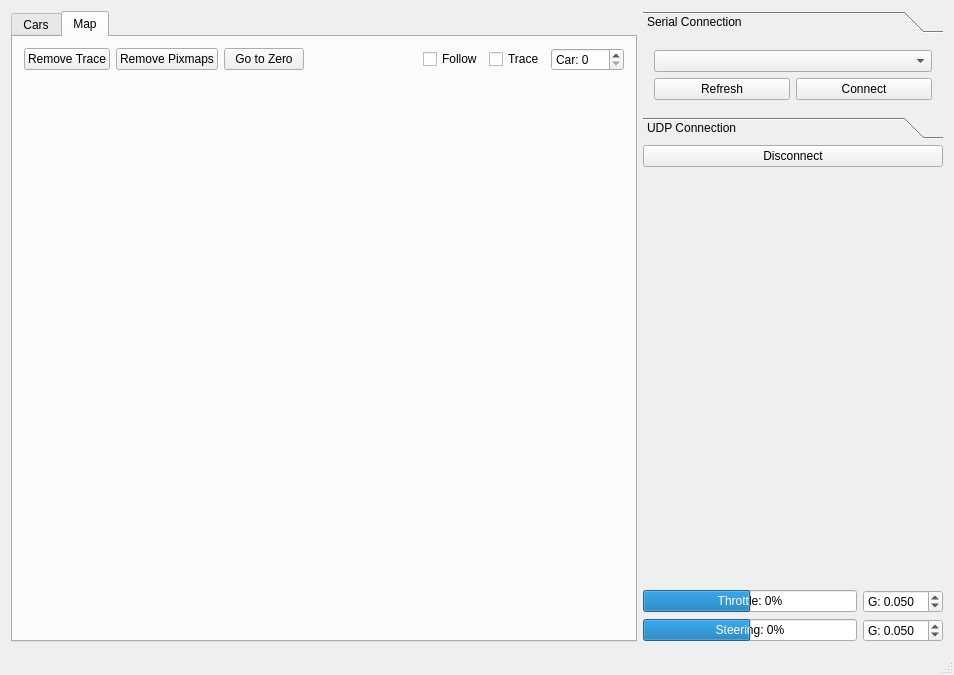
Before: the Qt Designer form Linux/RC_Car_Tool/mainwindow.ui in vedderb/rise_sdvp, drawn with Qt 5.
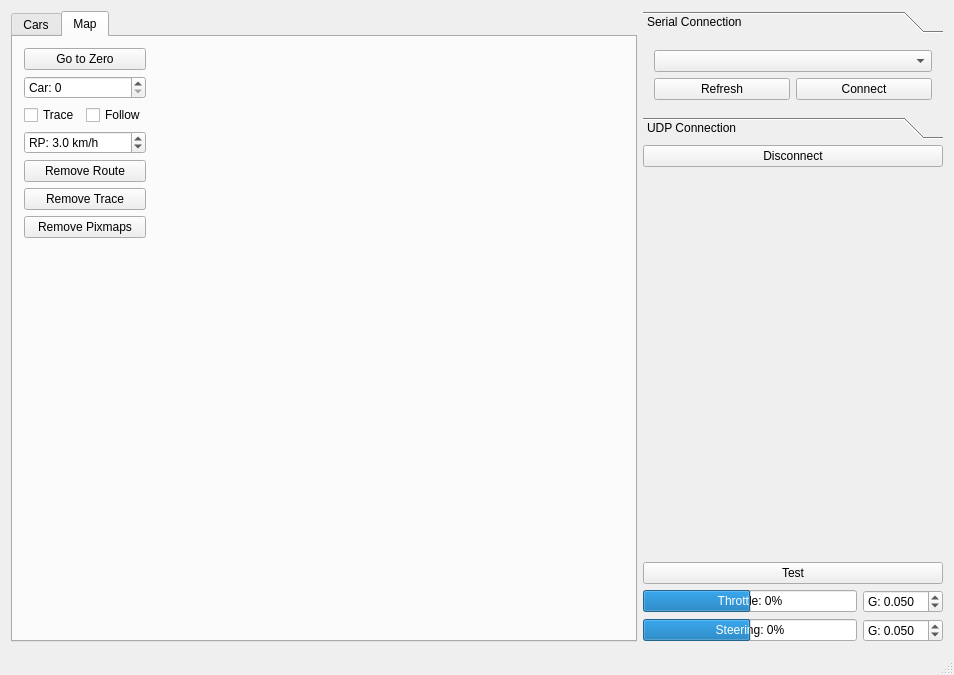
After: the same form once the commit is applied. The open tabs and pages were chosen to show the change. Custom widgets are drawn as their Qt base class.

What changed in the file:
```diff
--- a/Linux/RC_Car_Tool/mainwindow.ui
+++ b/Linux/RC_Car_Tool/mainwindow.ui
@@ -69,9 +69,70 @@
        <attribute name="title">
         <string>Map</string>
        </attribute>
-       <layout class="QVBoxLayout" name="verticalLayout_2">
+       <layout class="QHBoxLayout" name="horizontalLayout_4">
         <item>
-         <layout class="QHBoxLayout" name="horizontalLayout_2">
+         <layout class="QVBoxLayout" name="verticalLayout_2">
+          <item>
+           <widget class="QPushButton" name="mapZeroButton">
+            <property name="text">
+             <string>Go to Zero</string>
+            </property>
+           </widget>
+          </item>
+          <item>
+           <widget class="QSpinBox" name="mapCarBox">
+            <property name="prefix">
+             <string>Car: </string>
+            </property>
+            <property name="maximum">
+             <number>255</number>
+            </property>
+           </widget>
+          </item>
+          <item>
+           <layout class="QHBoxLayout" name="horizontalLayout_2">
+            <item>
+             <widget class="QCheckBox" name="mapTraceBox">
+              <property name="text">
+               <string>Trace</string>
+              </property>
+             </widget>
+            </item>
+            <item>
+             <widget class="QCheckBox" name="mapFollowBox">
+              <property name="text">
+               <string>Follow</string>
+              </property>
+             </widget>
+            </item>
+           </layout>
+          </item>
+          <item>
+           <widget class="QDoubleSpinBox" name="mapRouteSpeedBox">
+            <property name="prefix">
+             <string>RP: </string>
+            </property>
+            <property name="suffix">
+             <string> km/h</string>
+            </property>
+            <property name="decimals">
+             <number>1</number>
+            </property>
+            <property name="maximum">
+             <double>120.000000000000000</double>
+            </property>
+            <property name="value">
+             <double>3.000000000000000</double>
+            </property>
+           </widget>
+          </item>
+          <item>
+           <widget class="QPushButton" name="mapRemoveRouteButton">
+            <property name="text">
+             <string>Remove Route</string>
+            </property>
+           </widget>
+          </item>
           <item>
            <widget class="QPushButton" name="mapRemoveTraceButton">
             <property name="text">
@@ -87,55 +148,24 @@
            </widget>
           </item>
           <item>
-           <widget class="QPushButton" name="mapZeroButton">
-            <property name="text">
-             <string>Go to Zero</string>
-            </property>
-           </widget>
-          </item>
-          <item>
-           <spacer name="horizontalSpacer">
+           <spacer name="verticalSpacer_2">
             <property name="orientation">
-             <enum>Qt::Horizontal</enum>
+             <enum>Qt::Vertical</enum>
             </property>
             <property name="sizeHint" stdset="0">
              <size>
-              <width>40</width>
-              <height>20</height>
+              <width>20</width>
+              <height>40</height>
              </size>
             </property>
            </spacer>
           </item>
-          <item>
-           <widget class="QCheckBox" name="mapFollowBox">
-            <property name="text">
-             <string>Follow</string>
-            </property>
-           </widget>
-          </item>
-          <item>
-           <widget class="QCheckBox" name="mapTraceBox">
-            <property name="text">
-             <string>Trace</string>
-            </property>
-           </widget>
-          </item>
-          <item>
-           <widget class="QSpinBox" name="mapCarBox">
-            <property name="prefix">
-             <string>Car: </string>
-            </property>
-            <property name="maximum">
-             <number>255</number>
-            </property>
-           </widget>
-          </item>
          </layout>
         </item>
         <item>
          <widget class="MapWidget" name="mapWidget" native="true">
           <property name="sizePolicy">
-           <sizepolicy hsizetype="Preferred" vsizetype="MinimumExpanding">
+           <sizepolicy hsizetype="MinimumExpanding" vsizetype="MinimumExpanding">
             <horstretch>0</horstretch>
             <verstretch>0</verstretch>
            </sizepolicy>
@@ -267,6 +297,13 @@
         </property>
        </spacer>
       </item>
+      <item>
+       <widget class="QPushButton" name="testButton">
+        <property name="text">
+         <string>Test</string>
+        </property>
+       </widget>
+      </item>
       <item>
        <layout class="QGridLayout" name="gridLayout_3">
         <item row="0" column="0">
```
